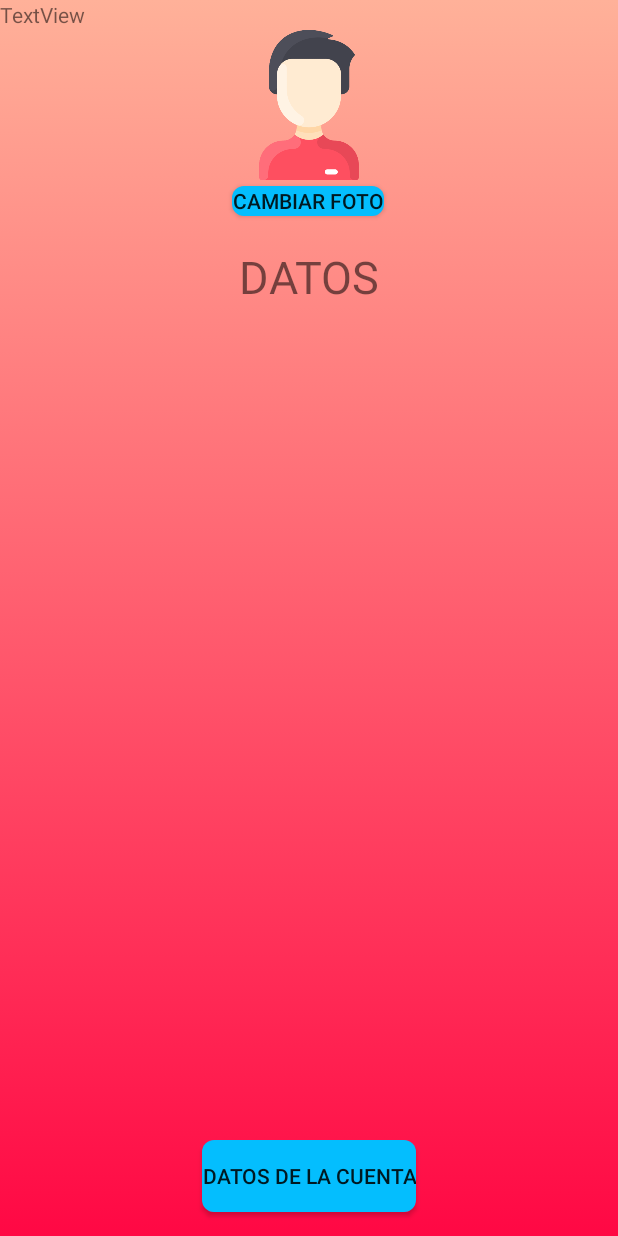
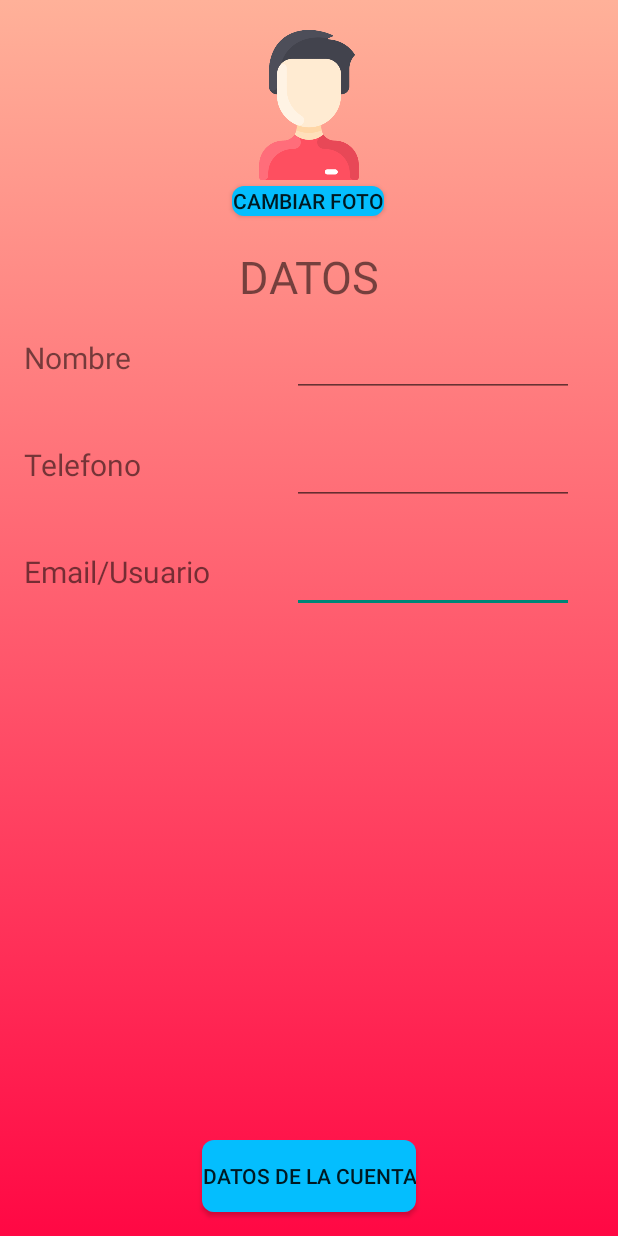
Before and after one commit to OmarMancillas/Comida, an Android app: the CuentaActivity screen opened directly, with no data from a screen before it, on a phone screen of 412 x 824 dp. Run offline under Robolectric (Android 15) with nearby library versions, the light colour scheme and no system bars; Roboto replaces fonts that are not available here.

Commit message:
NUEVO CAMBIO

```diff
--- a/app/src/main/java/com/example/comida/CuentaActivity.kt
+++ b/app/src/main/java/com/example/comida/CuentaActivity.kt
@@ -22,9 +22,9 @@ class CuentaActivity : AppCompatActivity() {
         setContentView(R.layout.activity_cuenta)
         var usuario = intent.getStringExtra("USER_SESSION_ID")
 
-        if(fileList().contains("datos.txt")) {
+        if(fileList().contains("datos-${usuario}.txt")) {
             try {
-                val archivo = InputStreamReader(openFileInput("datos.txt"))
+                val archivo = InputStreamReader(openFileInput("datos-${usuario}.txt"))
                 val br = BufferedReader(archivo)
                 var linea = br.readLine()
                 val todo = StringBuilder()
@@ -34,7 +34,7 @@ class CuentaActivity : AppCompatActivity() {
                 }
                 br.close()
                 archivo.close()
-
+                tvMostrarDatos.text=todo
             } catch (e: IOException) {
             }
         }
--- a/app/src/main/java/com/example/comida/RegisterActivity.kt
+++ b/app/src/main/java/com/example/comida/RegisterActivity.kt
@@ -46,8 +46,8 @@ class RegisterActivity : AppCompatActivity() {
             val newRowId = db?.insert("Usuarios", null, values)
 
             try {
-                val archivo = OutputStreamWriter(openFileOutput("datos.txt", Activity.MODE_PRIVATE))
-                archivo.write("Nombre: ${etNombre.text.toString()}\nTelefono: ${etTelefono.text.toString()}\nEmail/Usuario: ${etEmail.text.toString()}\nPassword: ${etPassword.text.toString()}")
+                val archivo = OutputStreamWriter(openFileOutput("datos-${etEmail.text}.txt", Activity.MODE_PRIVATE))
+                archivo.write("Nombre: ${etNombre.text.toString()}\n\nTelefono: ${etTelefono.text.toString()}\n\nEmail/Usuario: ${etEmail.text.toString()}")
                 archivo.flush()
                 archivo.close()
             } catch (e: IOException) {
--- a/app/src/main/res/layout/activity_cuenta.xml
+++ b/app/src/main/res/layout/activity_cuenta.xml
@@ -6,6 +6,81 @@
     android:layout_height="match_parent"
     android:background="@drawable/gradient_background"
     tools:context=".CuentaActivity">
+
+    <EditText
+        android:id="@+id/etEmailUsuarioCuenta"
+        android:layout_width="188dp"
+        android:layout_height="40dp"
+        android:layout_marginTop="32dp"
+        android:ems="10"
+        android:inputType="textPersonName"
+        app:layout_constraintEnd_toEndOf="parent"
+        app:layout_constraintHorizontal_bias="0.869"
+        app:layout_constraintStart_toStartOf="parent"
+        app:layout_constraintTop_toBottomOf="@+id/etTelefonoCuenta" />
+
+    <TextView
+        android:id="@+id/tvEmailUsuario"
+        android:layout_width="wrap_content"
+        android:layout_height="wrap_content"
+        android:layout_marginTop="44dp"
+        android:text="Email/Usuario"
+        android:textAlignment="center"
+        android:textSize="20dp"
+        app:layout_constraintEnd_toEndOf="parent"
+        app:layout_constraintHorizontal_bias="0.056"
+        app:layout_constraintStart_toStartOf="parent"
+        app:layout_constraintTop_toBottomOf="@+id/tvTelefono" />
+
+    <TextView
+        android:id="@+id/tvTelefono"
+        android:layout_width="wrap_content"
+        android:layout_height="wrap_content"
+        android:layout_marginTop="44dp"
+        android:text="Telefono"
+        android:textAlignment="center"
+        android:textSize="20dp"
+        app:layout_constraintEnd_toEndOf="parent"
+        app:layout_constraintHorizontal_bias="0.048"
+        app:layout_constraintStart_toStartOf="parent"
+        app:layout_constraintTop_toBottomOf="@+id/tvNombre" />
+
+    <TextView
+        android:id="@+id/tvNombre"
+        android:layout_width="wrap_content"
+        android:layout_height="wrap_content"
+        android:layout_marginTop="20dp"
+        android:text="Nombre"
+        android:textAlignment="center"
+        android:textSize="20dp"
+        app:layout_constraintEnd_toEndOf="parent"
+        app:layout_constraintHorizontal_bias="0.047"
+        app:layout_constraintStart_toStartOf="parent"
+        app:layout_constraintTop_toBottomOf="@+id/tvDatos" />
+
+    <EditText
+        android:id="@+id/etTelefonoCuenta"
+        android:layout_width="188dp"
+        android:layout_height="40dp"
+        android:layout_marginTop="32dp"
+        android:ems="10"
+        android:inputType="textPersonName"
+        app:layout_constraintEnd_toEndOf="parent"
+        app:layout_constraintHorizontal_bias="0.869"
+        app:layout_constraintStart_toStartOf="parent"
+        app:layout_constraintTop_toBottomOf="@+id/etNombreCuenta" />
+
+    <EditText
+        android:id="@+id/etNombreCuenta"
+        android:layout_width="188dp"
+        android:layout_height="40dp"
+        android:layout_marginTop="20dp"
+        android:inputType="textPersonName"
+        android:textSize="20dp"
+        app:layout_constraintEnd_toEndOf="parent"
+        app:layout_constraintHorizontal_bias="0.869"
+        app:layout_constraintStart_toStartOf="parent"
+        app:layout_constraintTop_toBottomOf="@+id/tvDatos" />
 
     <ImageView
         android:id="@+id/ivFoto"
@@ -43,22 +118,24 @@
 
     <Button
         android:id="@+id/btnGuardarCambios"
-        android:layout_marginBottom="200dp"
         android:layout_width="wrap_content"
         android:layout_height="wrap_content"
+        android:layout_margin="@dimen/big_padding"
+        android:layout_marginBottom="200dp"
         android:background="@drawable/boton_redondo"
         android:text="Datos de la cuenta"
-        android:layout_margin="@dimen/big_padding"
         app:layout_constraintBottom_toBottomOf="parent"
         app:layout_constraintEnd_toEndOf="parent"
         app:layout_constraintStart_toStartOf="parent" />
 
     <TextView
-        android:id="@+id/textView"
-        android:layout_width="wrap_content"
-        android:layout_height="wrap_content"
-        android:text="TextView"
-        tools:layout_editor_absoluteX="186dp"
-        tools:layout_editor_absoluteY="248dp" />
+        android:id="@+id/tvMostrarDatos"
+        android:layout_width="311dp"
+        android:layout_height="200dp"
+        android:textAlignment="center"
+        android:textSize="20dp"
+        app:layout_constraintBottom_toTopOf="@+id/btnGuardarCambios"
+        app:layout_constraintEnd_toEndOf="parent"
+        app:layout_constraintStart_toStartOf="parent" />
 
 </androidx.constraintlayout.widget.ConstraintLayout>
```
